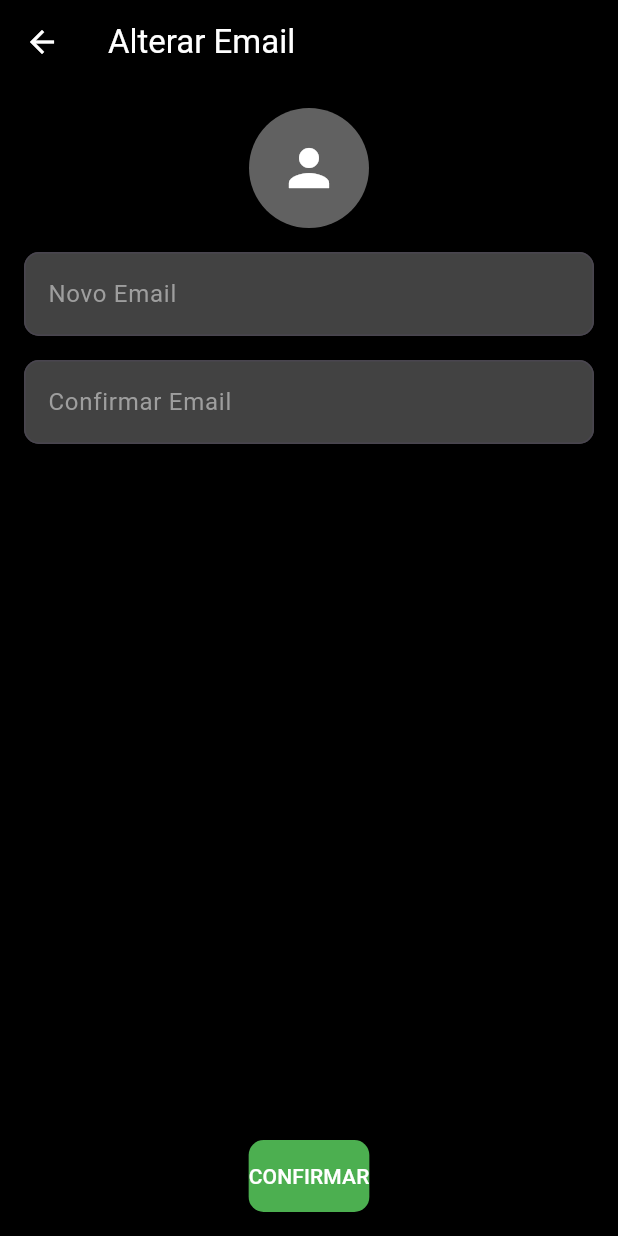
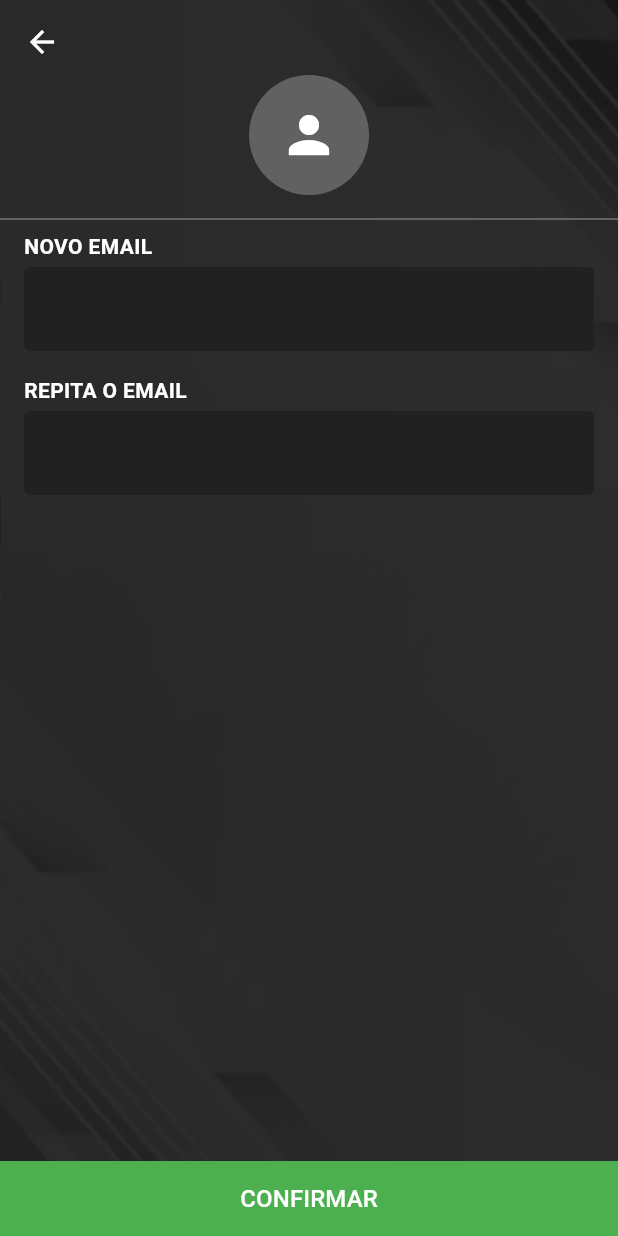
Before and after one commit to DrSuavidade/APP, a Flutter app: the PerfilEmailScreen screen opened directly with empty values, on a phone screen of 412 x 824 dp. Run offline on Flutter 3.47's test engine with Material 3 defaults, Android fonts, the phone set to English and light mode, and no system bars.

Commit message:
perfil bonito

```diff
--- a/frontendAPP/lib/screens/perfil_email.dart
+++ b/frontendAPP/lib/screens/perfil_email.dart
@@ -69,9 +69,9 @@ class _PerfilEmailScreenState extends State<PerfilEmailScreen> {
   @override
   Widget build(BuildContext context) {
     return Scaffold(
-      backgroundColor: Colors.black,
+      extendBodyBehindAppBar: true,
       appBar: AppBar(
-        backgroundColor: Colors.black,
+        backgroundColor: Colors.transparent,
         elevation: 0,
         leading: IconButton(
           icon: Icon(Icons.arrow_back, color: Colors.white),
@@ -79,57 +79,78 @@ class _PerfilEmailScreenState extends State<PerfilEmailScreen> {
             Navigator.pop(context);
           },
         ),
-        title: Text("Alterar Email", style: TextStyle(color: Colors.white)),
       ),
-      body: Padding(
-        padding: const EdgeInsets.all(16.0),
-        child: Column(
+      body: Stack(
         children: [
-            CircleAvatar(
-              radius: 40,
-              backgroundColor: Colors.grey[700],
-              child: Icon(Icons.person, color: Colors.white, size: 40),
-            ),
-            SizedBox(height: 16),
-            TextField(
-              controller: _emailController,
-              style: TextStyle(color: Colors.white),
-              decoration: InputDecoration(
-                labelText: "Novo Email",
-                labelStyle: TextStyle(color: Colors.grey),
-                filled: true,
-                fillColor: Colors.grey[800],
-                border: OutlineInputBorder(
-                  borderRadius: BorderRadius.circular(10),
+          // Background Image
+          Container(
+            decoration: BoxDecoration(
+              image: DecorationImage(
+                image: AssetImage('assets/images/Padrao.png'),
+                fit: BoxFit.cover,
               ),
             ),
           ),
+          Column(
+            children: [
+              SizedBox(height: 50),
+              Column(
+      children: [
+        CircleAvatar(radius: 40, backgroundColor: Colors.grey[700], child: Icon(Icons.person, color: Colors.white, size: 40)),
+        SizedBox(height: 8),
+        Divider(color: Colors.grey[600]),
+      ],
+    ),
+              Padding(
+                padding: const EdgeInsets.symmetric(horizontal: 16.0),
+                child: Column(
+                  crossAxisAlignment: CrossAxisAlignment.start,
+                  children: [
+                    _buildInputLabel("NOVO EMAIL"),
+                    _buildTextField(_emailController),
                     SizedBox(height: 16),
-            TextField(
-              controller: _confirmEmailController,
-              style: TextStyle(color: Colors.white),
-              decoration: InputDecoration(
-                labelText: "Confirmar Email",
-                labelStyle: TextStyle(color: Colors.grey),
-                filled: true,
-                fillColor: Colors.grey[800],
-                border: OutlineInputBorder(
-                  borderRadius: BorderRadius.circular(10),
-                ),
+                    _buildInputLabel("REPITA O EMAIL"),
+                    _buildTextField(_confirmEmailController),
+                  ],
                 ),
               ),
               Spacer(),
-            ElevatedButton(
-              onPressed: _updateEmail,
-              style: ElevatedButton.styleFrom(
-                backgroundColor: Colors.green,
-                padding: EdgeInsets.symmetric(vertical: 14),
-                shape: RoundedRectangleBorder(borderRadius: BorderRadius.circular(10)),
-              ),
-              child: Text("CONFIRMAR", style: TextStyle(color: Colors.white)),
+              _buildConfirmButton(_updateEmail),
+            ],
           ),
         ],
       ),
+    );
+  }
+
+
+  Widget _buildInputLabel(String label) {
+    return Padding(
+      padding: const EdgeInsets.only(bottom: 4.0),
+      child: Text(label, style: TextStyle(color: Colors.white, fontWeight: FontWeight.bold)),
+    );
+  }
+
+  Widget _buildTextField(TextEditingController controller) {
+    return TextField(
+      controller: controller,
+      style: TextStyle(color: Colors.white),
+      decoration: InputDecoration(
+        filled: true,
+        fillColor: Colors.grey[900],
+        border: OutlineInputBorder(borderSide: BorderSide.none),
+      ),
+    );
+  }
+
+  Widget _buildConfirmButton(VoidCallback onPressed) {
+    return SizedBox(
+      width: double.infinity,
+      height: 50,
+      child: ElevatedButton(
+        onPressed: onPressed,
+        style: ElevatedButton.styleFrom(backgroundColor: Colors.green, shape: RoundedRectangleBorder(borderRadius: BorderRadius.zero)),
+        child: Text("CONFIRMAR", style: TextStyle(color: Colors.white, fontSize: 16)),
       ),
     );
   }
```
Also changed, not shown: frontendAPP/lib/screens/perfil.dart (+91 -42 lines), frontendAPP/lib/screens/perfil_password.dart (+63 -43 lines), frontendAPP/lib/screens/privacidade.dart (+65 -35 lines). Lines whose indentation alone changed are shown as unchanged.
